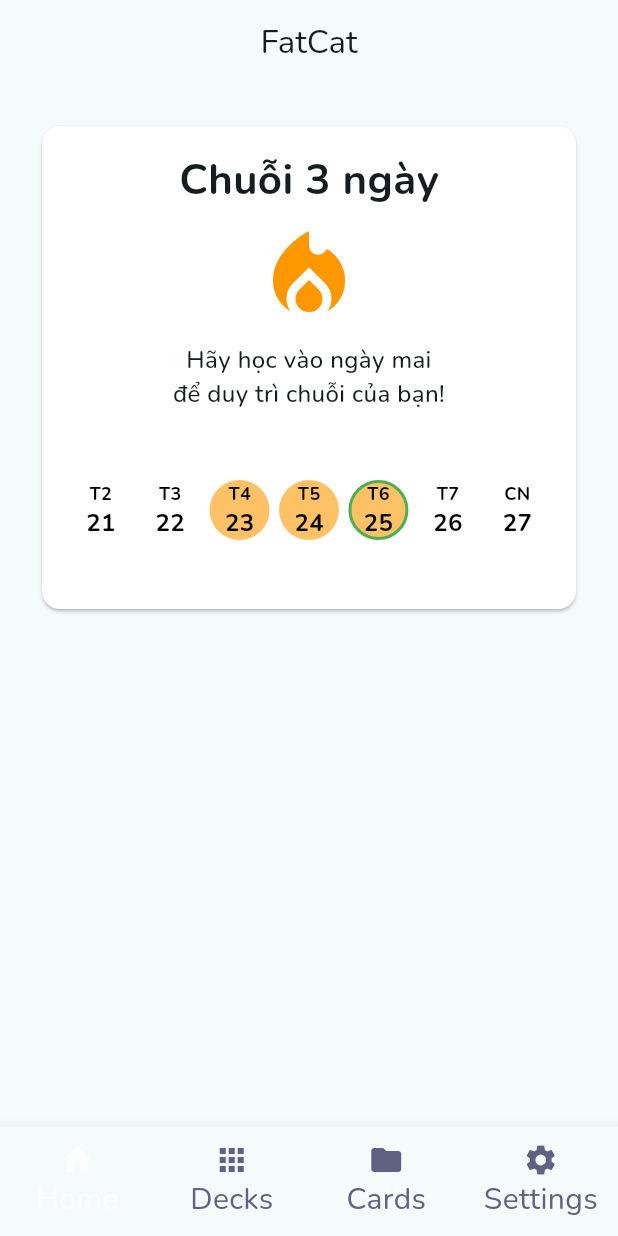
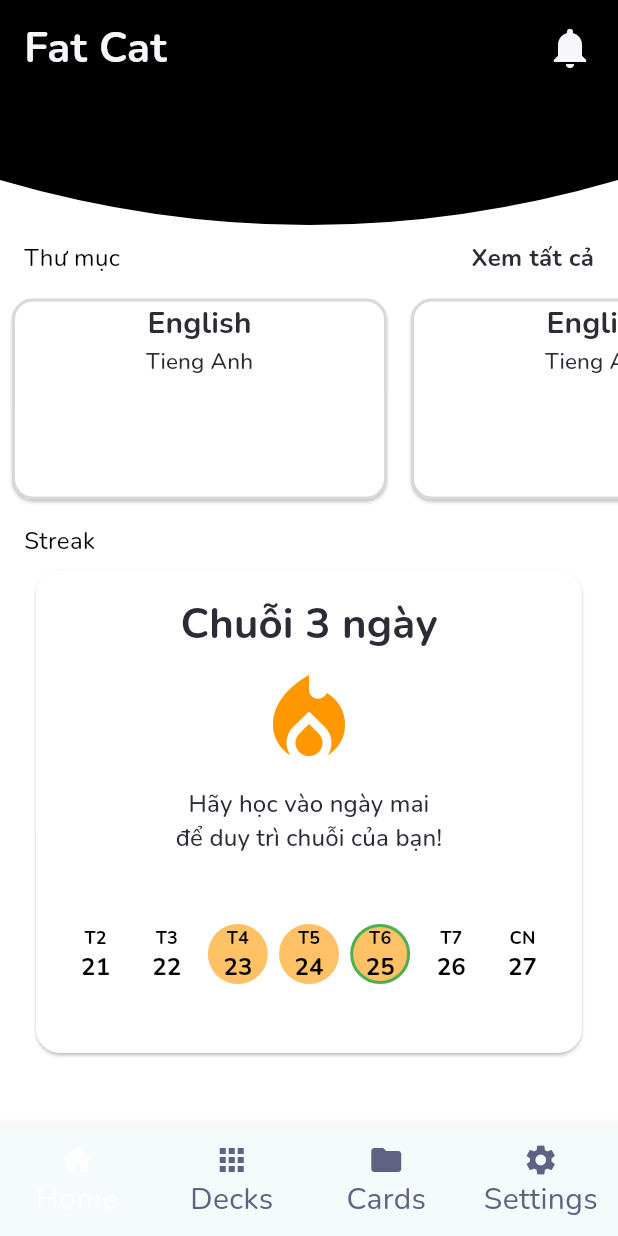
Before and after one commit to Nguyen-Anh-Duong/FatCat-FlashCard-App, a Flutter app: the screen it shows after launch, on a phone screen of 412 x 824 dp. Run offline on Flutter 3.47's test engine with Material 3 defaults, Android fonts, the light colour scheme and no system bars; our stand-ins replace flip_card, flutter_card_swiper, flutter_tts.

Commit message:
duy push home + 1 dong widget

```diff
--- /dev/null
+++ b/src/frontend/lib/utils/app_text_style.dart
@@ -0,0 +1,16 @@
+import 'package:FatCat/constants/colors.dart';
+import 'package:flutter/material.dart';
+
+class AppTextStyles {
+  static const TextStyle normalText = TextStyle(
+    fontSize: 16.0,
+    fontWeight: FontWeight.w400,
+    color: Colors.black,
+  );
+
+  static const TextStyle viewAllText = TextStyle(
+    fontSize: 16.0,
+    fontWeight: FontWeight.bold,
+    color: AppColors.blackText,
+  );
+}
--- /dev/null
+++ b/src/frontend/lib/viewmodels/home_viewmodel.dart
@@ -0,0 +1,6 @@
+import 'package:FatCat/models/deck_model.dart';
+import 'package:flutter/material.dart';
+
+class HomeViewModel extends ChangeNotifier {
+  List<DeckModel> decks = [];
+}
--- a/src/frontend/lib/views/screens/bottom_navigation_bar.dart
+++ b/src/frontend/lib/views/screens/bottom_navigation_bar.dart
@@ -1,4 +1,3 @@
-import 'package:FatCat/models/current_page_model.dart';
 import 'package:FatCat/viewmodels/screen_control_viewmodel.dart';
 import 'package:FatCat/views/screens/cards_screen.dart';
 import 'package:FatCat/views/screens/decks_control_screen.dart';
--- a/src/frontend/lib/views/screens/home_screen.dart
+++ b/src/frontend/lib/views/screens/home_screen.dart
@@ -1,5 +1,13 @@
+import 'package:FatCat/constants/colors.dart';
+import 'package:FatCat/utils/app_text_style.dart';
 import 'package:FatCat/views/screens/bottom_navigation_bar.dart';
+import 'package:FatCat/views/widgets/curved_clipper_widget.dart';
+import 'package:FatCat/views/widgets/deck_cart_widget.dart';
+import 'package:FatCat/views/widgets/deck_home_item_widget.dart';
+import 'package:FatCat/views/widgets/deck_item_widget.dart';
+import 'package:FatCat/views/widgets/folder_deck_list_widget.dart';
 import 'package:FatCat/views/widgets/study_streak_widget.dart';
+import 'package:FatCat/views/widgets/text_and_showall_widget.dart';
 import 'package:flutter/material.dart';
 
 class Home extends StatelessWidget {
@@ -8,16 +16,79 @@
   @override
   Widget build(BuildContext context) {
     return Scaffold(
-      appBar: AppBar(
-        title: Text("FatCat"),
-        centerTitle: true,
+      backgroundColor: Colors.white,
+      body: SingleChildScrollView(
+        child: Center(
+          child: Column(
+            mainAxisAlignment: MainAxisAlignment.start,
+            crossAxisAlignment: CrossAxisAlignment.center,
+            children: [
+              ClipPath(
+                clipper: CurvedClipper(),
+                child: Container(
+                  color: AppColors.backgroundButtonColor,
+                  height: 160.0,
+                  child: Padding(
+                    padding: const EdgeInsets.all(8.0),
+                    child: Center(
+                        child: Column(
+                      mainAxisAlignment: MainAxisAlignment.start,
+                      children: [
+                        Row(
+                          mainAxisAlignment: MainAxisAlignment.spaceBetween,
+                          children: [
+                            const Padding(
+                              padding: EdgeInsets.only(left: 8.0),
+                              child: Text(
+                                'Fat Cat',
+                                style: TextStyle(
+                                    color: AppColors.white,
+                                    fontSize: 28,
+                                    fontWeight: FontWeight.bold),
                               ),
-      body: Padding(
-        padding: const EdgeInsets.all(8.0),
-        child: Column(
+                            ),
+                            IconButton(
+                              icon: const Icon(
+                                Icons.notifications,
+                                size: 32,
+                                color: AppColors.white,
+                              ),
+                              onPressed: () {
+                                //todo open notification dialog
+                              },
+                            ),
+                          ],
+                        )
+                      ],
+                    )),
+                  ),
+                ),
+              ),
+              Column(
+                mainAxisAlignment: MainAxisAlignment.start,
                 children: [
+                  const TextAndShowAllWidget(text: 'Thư mục'),
+                  SizedBox(
+                    height: 150,
+                    child: ListView.builder(
+                      scrollDirection: Axis.horizontal,
+                      itemCount: 10,
+                      itemBuilder: (context, index) {
+                        return const DeckHomeItemWidget(
+                            name: "English",
+                            description: 'Tieng Anh',
+                            userCreate: 'Admin');
+                      },
+                    ),
+                  ),
+                ],
+              ),
+              const SizedBox(
+                height: 8,
+              ),
+              const TextAndShowAllWidget(text: 'Streak', isShowAll: false),
               Padding(
-              padding: const EdgeInsets.all(16.0),
+                padding: const EdgeInsets.only(left: 16, right: 16),
                 child: StudyStreakWidget(
                     streak: 3,
                     streakStartAt:
@@ -26,7 +97,7 @@
             ],
           ),
         ),
-      // bottomNavigationBar: const ScreenControl(),
+      ),
     );
   }
 }
--- a/src/frontend/lib/views/screens/intermittent_study_screen.dart
+++ b/src/frontend/lib/views/screens/intermittent_study_screen.dart
@@ -58,7 +58,14 @@
                       ],
                     ),
                   ),
-
+                  // Thanh progress
+                  LinearProgressIndicator(
+                    value: viewModel.studiedCards / viewModel.cards.length,
+                    backgroundColor: Colors.grey[300],
+                    valueColor: const AlwaysStoppedAnimation<Color>(
+                        AppColors.progressBarColor),
+                  ),
+                  const SizedBox(height: 16),
                   // Card Swiper
                   Expanded(
                     child: CardSwiper(
--- /dev/null
+++ b/src/frontend/lib/views/widgets/curved_clipper_widget.dart
@@ -0,0 +1,24 @@
+import 'package:flutter/material.dart';
+
+class CurvedClipper extends CustomClipper<Path> {
+  @override
+  Path getClip(Size size) {
+    var path = Path();
+    path.lineTo(0.0, size.height - 40);
+
+    // Define the curve
+    var firstControlPoint = Offset(size.width / 2, size.height + 20);
+    var firstEndPoint = Offset(size.width, size.height - 40);
+
+    path.quadraticBezierTo(firstControlPoint.dx, firstControlPoint.dy,
+        firstEndPoint.dx, firstEndPoint.dy);
+
+    path.lineTo(size.width, 0.0);
+    path.close();
+
+    return path;
+  }
+
+  @override
+  bool shouldReclip(CustomClipper<Path> oldClipper) => false;
+}
--- a/src/frontend/lib/views/widgets/deck_cart_widget.dart
+++ b/src/frontend/lib/views/widgets/deck_cart_widget.dart
@@ -1,7 +1,6 @@
 import 'package:FatCat/constants/card_data_test.dart';
 import 'package:FatCat/models/deck_model.dart';
 import 'package:FatCat/views/screens/intermittent_study_screen.dart';
-import 'package:FatCat/views/screens/self_study_screen.dart';
 import 'package:flutter/material.dart';
 
 class DeckCartWidget extends StatelessWidget {
@@ -19,7 +18,7 @@
           context,
           MaterialPageRoute(
             builder: (context) =>
-                SelfStudyScreen(cards: cardsForDecks[deck.id]!),
+                IntermittentStudyScreen(cards: cardsForDecks[deck.id]!),
           ),
         );
       },
--- /dev/null
+++ b/src/frontend/lib/views/widgets/deck_home_item_widget.dart
@@ -0,0 +1,62 @@
+import 'package:FatCat/constants/colors.dart';
+import 'package:flutter/material.dart';
+
+class DeckHomeItemWidget extends StatelessWidget {
+  final String name;
+  final String description;
+  final String userCreate;
+  const DeckHomeItemWidget({
+    super.key,
+    required this.name,
+    required this.description,
+    required this.userCreate,
+  });
+
+  @override
+  Widget build(BuildContext context) {
+    return Padding(
+      padding: const EdgeInsets.all(8.0),
+      child: ElevatedButton(
+        style: ElevatedButton.styleFrom(
+          padding: EdgeInsets.all(0),
+          backgroundColor: Colors.white,
+          foregroundColor: AppColors.blackText,
+          shape: RoundedRectangleBorder(
+            borderRadius: BorderRadius.circular(14),
+          ),
+        ),
+        onPressed: () {},
+        child: Container(
+          // margin: EdgeInsets.all(0),
+          // padding: EdgeInsets.all(0),
+          decoration: BoxDecoration(
+            border: Border.all(
+              color: const Color.fromARGB(255, 99, 99, 99)
+                  .withOpacity(0.25), // Border color
+              width: 2, // Border width
+            ),
+            borderRadius: BorderRadius.circular(14), // Same as button radius
+          ),
+          width: 250,
+          child: Column(
+            children: [
+              Text(
+                name,
+                style: const TextStyle(
+                  fontWeight: FontWeight.bold,
+                  fontSize: 20,
+                ),
+              ),
+              Text(
+                description,
+                style: const TextStyle(
+                  fontSize: 15,
+                ),
+              ),
+            ],
+          ),
+        ),
+      ),
+    );
+  }
+}
--- /dev/null
+++ b/src/frontend/lib/views/widgets/duy_deck_item.dart
@@ -0,0 +1,47 @@
+import 'package:flutter/material.dart';
+
+class DeckItemWidget extends StatelessWidget {
+  final String name;
+  final String description;
+  const DeckItemWidget({
+    super.key,
+    required this.name,
+    required this.description,
+  });
+
+  @override
+  Widget build(BuildContext context) {
+    return Card(
+      elevation: 6,
+      child: Container(
+        width: 250,
+        margin: const EdgeInsets.all(10),
+        padding: const EdgeInsets.all(8),
+        decoration: BoxDecoration(
+          borderRadius: BorderRadius.circular(10),
+          border: Border.all(
+            width: 2,
+            color: Color.fromRGBO(88, 88, 88, 1),
+          ),
+        ),
+        child: Column(
+          children: [
+            Text(
+              name,
+              style: const TextStyle(
+                fontWeight: FontWeight.bold,
+                fontSize: 20,
+              ),
+            ),
+            Text(
+              description,
+              style: const TextStyle(
+                fontSize: 15,
+              ),
+            ),
+          ],
+        ),
+      ),
+    );
+  }
+}
--- /dev/null
+++ b/src/frontend/lib/views/widgets/folder_deck_list_widget.dart
@@ -0,0 +1,19 @@
+import 'package:FatCat/models/deck_provider.dart';
+import 'package:FatCat/views/widgets/deck_cart_widget.dart';
+import 'package:flutter/material.dart';
+import 'package:provider/provider.dart';
+
+class FolderDeckListWidget extends StatelessWidget {
+  const FolderDeckListWidget({super.key});
+
+  @override
+  Widget build(BuildContext context) {
+    final deckData = Provider.of<DeckProvider>(context).deckData;
+    return ListView.builder(
+      itemCount: deckData.length,
+      itemBuilder: (context, index) {
+        return DeckCartWidget(deck: deckData[index]);
+      },
+    );
+  }
+}
--- a/src/frontend/lib/views/widgets/study_streak_widget.dart
+++ b/src/frontend/lib/views/widgets/study_streak_widget.dart
@@ -18,25 +18,38 @@
 
   @override
   Widget build(BuildContext context) {
-    return Card(
-      color: Colors.white,
+    return Padding(
+      padding: const EdgeInsets.only(left: 8, right: 8),
+      child: ElevatedButton(
+        onPressed: () {},
+        style: ElevatedButton.styleFrom(
+            padding: const EdgeInsets.all(0),
+            backgroundColor: Colors.white,
+            foregroundColor: AppColors.blackText,
+            shape: RoundedRectangleBorder(
+                borderRadius: BorderRadius.circular(16))),
+        child: ConstrainedBox(
+          constraints: const BoxConstraints(maxWidth: 500),
           child: Padding(
             padding: const EdgeInsets.all(16.0),
             child: Column(
               children: [
                 Text('Chuỗi $streak ngày',
-                style:
-                    const TextStyle(fontSize: 28, fontWeight: FontWeight.bold)),
+                    style: const TextStyle(
+                        fontSize: 28, fontWeight: FontWeight.bold)),
                 const SizedBox(height: 8),
                 const Icon(Icons.local_fire_department,
                     size: 72, color: Colors.orange),
                 const SizedBox(height: 8),
                 const Text('Hãy học vào ngày mai\nđể duy trì chuỗi của bạn!',
                     textAlign: TextAlign.center,
-                style: TextStyle(fontSize: 16, fontWeight: FontWeight.w500)),
+                    style:
+                        TextStyle(fontSize: 16, fontWeight: FontWeight.w500)),
                 const SizedBox(height: 16),
                 _buildCalendar(),
               ],
+            ),
+          ),
         ),
       ),
     );
--- /dev/null
+++ b/src/frontend/lib/views/widgets/text_and_showall_widget.dart
@@ -0,0 +1,24 @@
+import 'package:FatCat/utils/app_text_style.dart';
+import 'package:flutter/material.dart';
+
+class TextAndShowAllWidget extends StatelessWidget {
+  final String text;
+  final bool isShowAll;
+  const TextAndShowAllWidget(
+      {super.key, required this.text, this.isShowAll = true});
+
+  @override
+  Widget build(BuildContext context) {
+    return Padding(
+      padding: const EdgeInsets.only(left: 16, right: 16, bottom: 8),
+      child: Row(
+        mainAxisAlignment: MainAxisAlignment.spaceBetween,
+        children: [
+          Text(text, style: AppTextStyles.normalText),
+          if (isShowAll)
+            const Text('Xem tất cả', style: AppTextStyles.viewAllText)
+        ],
+      ),
+    );
+  }
+}
```
Lines whose indentation alone changed are shown as unchanged.
